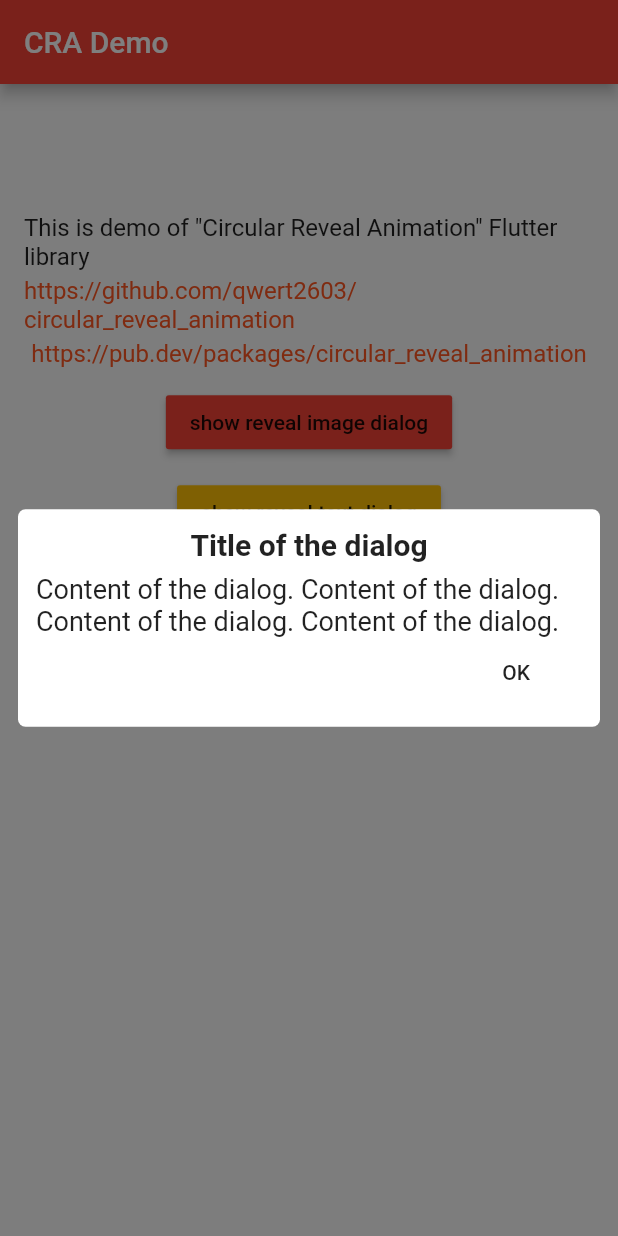
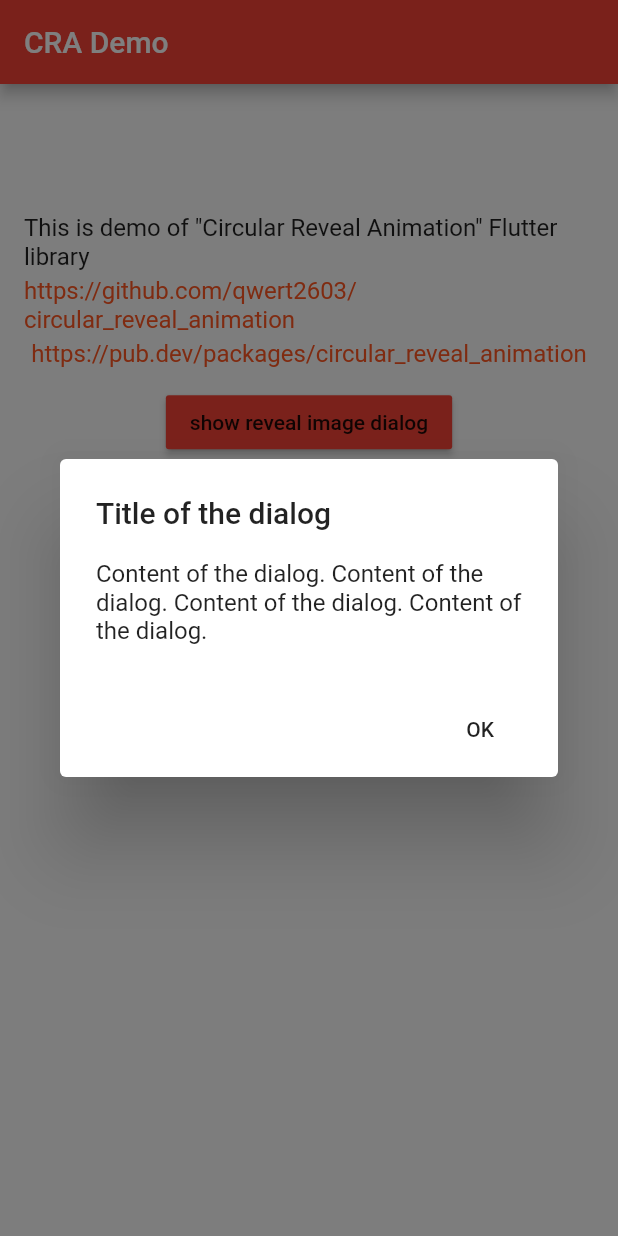
Before and after one commit to qwert2603/circular_reveal_animation, a Flutter app: the screen it shows after launch, after a tap on "show reveal image dialog", after a tap on "show reveal text dialog", on a phone screen of 412 x 824 dp. Run offline on Flutter 3.47's test engine with Material 2 defaults, Android fonts, the phone set to English and light mode, and no system bars.

Commit message:
update example project

```diff
--- a/example/lib/main.dart
+++ b/example/lib/main.dart
@@ -125,19 +125,16 @@ class _MyHomePageState extends State<MyHomePage>
 
   void showRevealImageDialog(BuildContext context) {
     showGeneralDialog(
+      context: context,
+      barrierDismissible: true,
       barrierLabel: "Label",
-      barrierDismissible: true,
-      barrierColor: Colors.black.withOpacity(0.5),
       transitionDuration: Duration(milliseconds: 700),
-      context: context,
       pageBuilder: (context, anim1, anim2) {
         return Align(
           alignment: Alignment.bottomCenter,
           child: Container(
-            child: Padding(
-              padding: const EdgeInsets.all(12.0),
-              child: Image.asset('assets/klimt.png'),
-            ),
+            child: Image.asset('assets/klimt.png'),
+            padding: const EdgeInsets.all(12.0),
             margin: EdgeInsets.only(top: 50, left: 12, right: 12, bottom: 0),
             decoration: BoxDecoration(
               color: Colors.white,
@@ -158,53 +155,21 @@ class _MyHomePageState extends State<MyHomePage>
 
   void showRevealTextDialog(BuildContext context) {
     showGeneralDialog(
+      context: context,
+      barrierDismissible: true,
       barrierLabel: "Label",
-      barrierDismissible: true,
-      barrierColor: Colors.black.withOpacity(0.5),
       transitionDuration: Duration(milliseconds: 700),
-      context: context,
       pageBuilder: (context, anim1, anim2) {
-        return Center(
-          child: Container(
-            constraints: BoxConstraints(maxWidth: 400.0),
-            child: Material(
-              type: MaterialType.transparency,
-              child: Padding(
-                padding: const EdgeInsets.all(12.0),
-                child: Column(
-                  mainAxisSize: MainAxisSize.min,
-                  children: <Widget>[
-                    Text(
-                      "Title of the dialog",
-                      style: TextStyle(
-                        fontSize: 20.0,
-                        fontWeight: FontWeight.bold,
-                      ),
-                    ),
-                    SizedBox(height: 8),
-                    Text(
-                      "Content of the dialog. Content of the dialog. Content of the dialog. Content of the dialog. ",
-                      style: TextStyle(
-                        fontSize: 18.0,
-                      ),
-                    ),
-                    Align(
-                      alignment: Alignment.centerRight,
-                      child: FlatButton(
-                        onPressed: () => Navigator.pop(context),
-                        child: Text("OK"),
-                      ),
-                    )
-                  ],
-                ),
-              ),
+        return AlertDialog(
+          title: Text("Title of the dialog"),
+          content: Text(
+              "Content of the dialog. Content of the dialog. Content of the dialog. Content of the dialog."),
+          actions: [
+            FlatButton(
+              onPressed: () => Navigator.pop(context),
+              child: Text("OK"),
             ),
-            margin: EdgeInsets.all(12.0),
-            decoration: BoxDecoration(
-              color: Colors.white,
-              borderRadius: BorderRadius.circular(5),
-            ),
-          ),
+          ],
         );
       },
       transitionBuilder: (context, anim1, anim2, child) {
```
